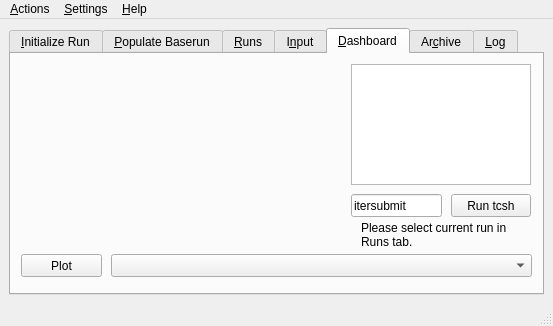
Old version of the form src/gui/solps.ui in the repository LeCAD-PEG/SOLPS-GUI.
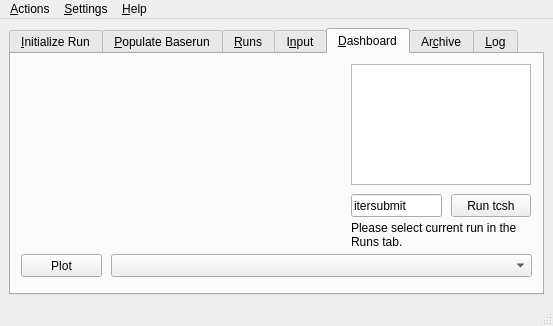
New version of the form. The open tabs and pages were chosen to show the change. Custom widgets are drawn as their Qt base class.

Patch:
```diff
--- a/src/gui/solps.ui
+++ b/src/gui/solps.ui
@@ -487,14 +487,14 @@
        <widget class="QLabel" name="label_7">
         <property name="geometry">
          <rect>
-          <x>350</x>
+          <x>340</x>
           <y>160</y>
-          <width>161</width>
+          <width>181</width>
           <height>41</height>
          </rect>
         </property>
         <property name="text">
-         <string>Please select current run in Runs tab.</string>
+         <string>Please select current run in the Runs tab.</string>
         </property>
         <property name="wordWrap">
          <bool>true</bool>
```
Left out of the diff: 6 changed lines with no effect on the pictures.
